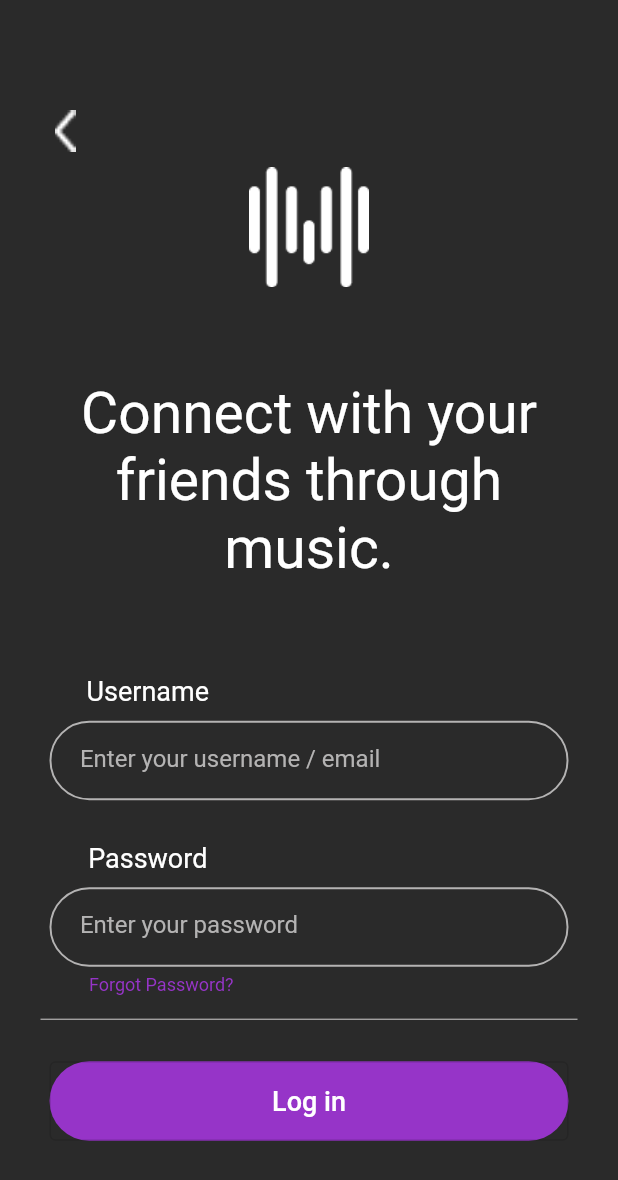
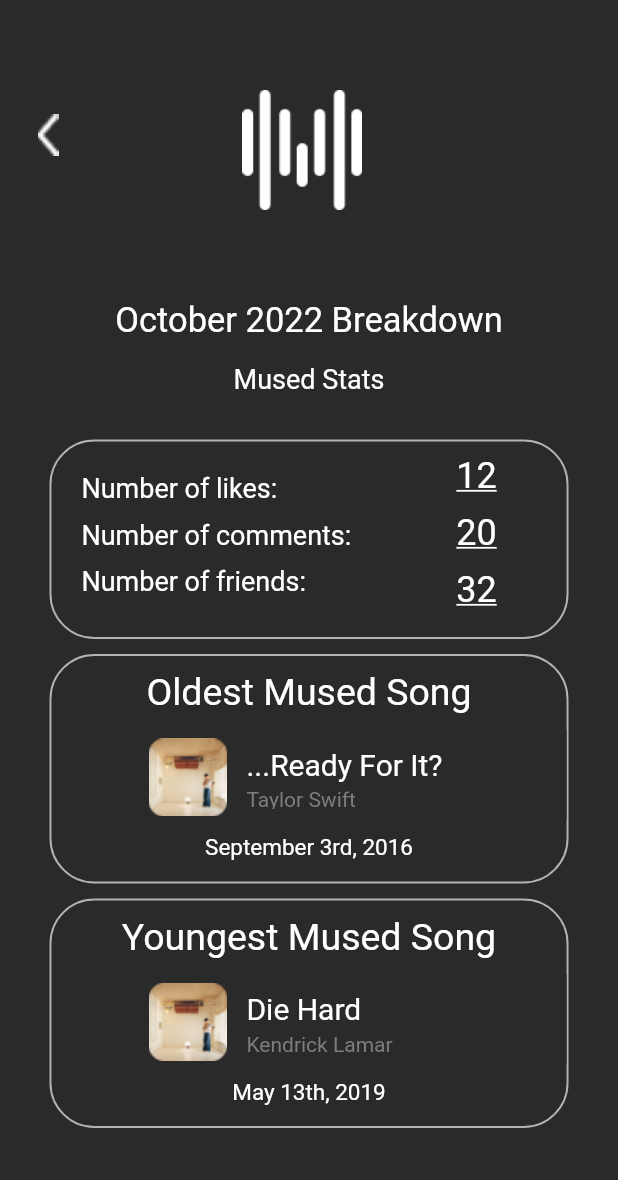
Before and after one commit to acm-projects/MyMuse, a Flutter app: the screen it shows after launch, after a tap on "Log In", on a phone screen of 412 x 824 dp. Shown: the top 1180 px of the screen. Run offline on Flutter 3.47's test engine with Material 2 defaults, Android fonts, the phone set to English and light mode, and no system bars; Roboto replaces fonts that are missing (Gotham); project files that could hold a hidden picture were left out.

Commit message:
finished the monthly breakdown. kind of lost creativity, but works for now ig. Made the directory to the monthly breakdown: main page ---> click login. to access the other pages: main page ---> click create account. that should direct you to everything else

```diff
--- a/lib/comments.dart
+++ b/lib/comments.dart
@@ -444,7 +444,7 @@ class comments extends StatelessWidget {
                                   height: 45,
                                   width: 350,
                                   child: Text(
-                                    "I don't know what t hdahi dwiha ihwd j w jod  jowt hdahi dwiha ihwd j w jod  jowt hdahi dwiha ihwd j w jod  jowt hdahi dwiha ihwd j w jod  jowt hdahi dwiha ihwd j w jod  jow ",
+                                    "I don't knjowt hdahi dwiha ihwd j w jod  jowt hdahi dwiha ihwd j w jod  jowt hdahi dwiha ihwd j w jod  jow ",
                                     textAlign: TextAlign.left,
                                     style: TextStyle(
                                       fontSize: 12.0,
@@ -538,7 +538,7 @@ class comments extends StatelessWidget {
                                   height: 45,
                                   width: 350,
                                   child: Text(
-                                    "I don't know what t hdahi dwiha ihwd j w jod  jowt hdahi dwiha ihwd j w jod  jowt hdahi dwiha ihwd j w jod  jowt hdahi dwiha ihwd j w jod  jowt hdahi dwiha ihwd j w jod  jow ",
+                                    "wd j w jod  jowt hdiha ihwd j w jod  jowt hdahi dwiha ihwd j w jod  jow ",
                                     textAlign: TextAlign.left,
                                     style: TextStyle(
                                       fontSize: 12.0,
--- a/lib/main.dart
+++ b/lib/main.dart
@@ -1,6 +1,6 @@
 import 'package:flutter/material.dart';
 import 'package:mymuse/createAccount.dart';
-import 'package:mymuse/login.dart';
+import 'package:mymuse/monthlyBreakdown.dart';
 
 void main() => runApp(const MaterialApp(
       debugShowCheckedModeBanner: false,
@@ -64,8 +64,10 @@ class Home extends StatelessWidget {
                     ),
                   ),
                   onPressed: () {
-                    Navigator.push(context,
-                        MaterialPageRoute(builder: (context) => login()));
+                    Navigator.push(
+                        context,
+                        MaterialPageRoute(
+                            builder: (context) => monthlyBreakdown()));
                   },
                 ),
               ),
--- /dev/null
+++ b/lib/monthlyBreakdown.dart
@@ -0,0 +1,394 @@
+// ignore_for_file: file_names
+
+import 'package:flutter/material.dart';
+import 'package:mymuse/main.dart';
+
+void main() => runApp(MaterialApp(
+      home: monthlyBreakdown(),
+    ));
+
+// ignore: camel_case_types, use_key_in_widget_constructors
+class monthlyBreakdown extends StatelessWidget {
+  @override
+  Widget build(BuildContext context) {
+    return Scaffold(
+        backgroundColor: const Color.fromARGB(255, 42, 42, 42),
+        body: Align(
+            alignment: Alignment.topCenter,
+            child: SingleChildScrollView(
+                child: Column(children: <Widget>[
+              SingleChildScrollView(
+                  child: Row(
+                children: [
+                  SingleChildScrollView(
+                    child: Row(children: [
+                      Padding(
+                        padding: const EdgeInsets.fromLTRB(0, 60, 80, 40),
+                        child: TextButton(
+                          onPressed: () {
+                            Navigator.push(
+                                context,
+                                MaterialPageRoute(
+                                    builder: (context) => const Home()));
+                          },
+                          child: Container(
+                            alignment: Alignment.topCenter,
+                            height: 28,
+                            width: 14,
+                            decoration: const BoxDecoration(
+                              image: DecorationImage(
+                                  image: AssetImage('assets/BackArrow.png'),
+                                  fit: BoxFit.cover),
+                            ),
+                          ),
+                        ),
+                      ),
+                      Padding(
+                        padding: const EdgeInsets.fromLTRB(0, 60, 0, 20),
+                        child: Container(
+                          height: 80,
+                          width: 115,
+                          decoration: const BoxDecoration(
+                            image: DecorationImage(
+                              image: AssetImage('assets/LogoLarge.png'),
+                            ),
+                          ),
+                        ),
+                      ),
+                    ]),
+                  ),
+                ],
+              )),
+              const SizedBox(
+                height: 40,
+              ),
+              const Text(
+                "October 2022 Breakdown",
+                textAlign: TextAlign.left,
+                style: TextStyle(
+                  fontSize: 23.0,
+                  fontFamily: 'Gotham',
+                  color: Colors.white,
+                ),
+              ),
+              const SizedBox(
+                height: 15,
+              ),
+              const Text(
+                "Mused Stats",
+                textAlign: TextAlign.left,
+                style: TextStyle(
+                  fontSize: 18.0,
+                  fontFamily: 'Gotham',
+                  color: Colors.white,
+                ),
+              ),
+              const SizedBox(
+                height: 30,
+              ),
+              Center(
+                  child: Container(
+                      width: 346.0,
+                      height: 133.0,
+                      decoration: BoxDecoration(
+                        border: Border.all(
+                            width: 1.3,
+                            color: const Color.fromARGB(255, 180, 179, 179)),
+                        borderRadius: BorderRadius.circular(30),
+                      ),
+                      child: Row(
+                        children: [
+                          Padding(
+                              padding: const EdgeInsets.fromLTRB(20, 15, 0, 0),
+                              child: Column(
+                                crossAxisAlignment: CrossAxisAlignment.start,
+                                children: const [
+                                  SizedBox(height: 6),
+                                  Text(
+                                    "Number of likes:",
+                                    textAlign: TextAlign.left,
+                                    style: TextStyle(
+                                      fontSize: 18.0,
+                                      fontFamily: 'Gotham',
+                                      color: Color.fromARGB(255, 255, 255, 255),
+                                    ),
+                                  ),
+                                  SizedBox(height: 10),
+                                  Text(
+                                    "Number of comments:",
+                                    textAlign: TextAlign.left,
+                                    style: TextStyle(
+                                      fontSize: 18.0,
+                                      fontFamily: 'Gotham',
+                                      color: Colors.white,
+                                    ),
+                                  ),
+                                  SizedBox(height: 10),
+                                  Text(
+                                    "Number of friends:",
+                                    textAlign: TextAlign.left,
+                                    style: TextStyle(
+                                      fontSize: 18.0,
+                                      fontFamily: 'Gotham',
+                                      color: Colors.white,
+                                    ),
+                                  ),
+                                ],
+                              )),
+                          Padding(
+                              padding: const EdgeInsets.fromLTRB(70, 3, 0, 5.6),
+                              child: Column(
+                                children: const [
+                                  SizedBox(height: 6),
+                                  Text(
+                                    "12",
+                                    textAlign: TextAlign.left,
+                                    style: TextStyle(
+                                        fontSize: 24.0,
+                                        fontFamily: 'Gotham',
+                                        color: Colors.white,
+                                        decoration: TextDecoration.underline),
+                                  ),
+                                  SizedBox(height: 10),
+                                  Text(
+                                    "20",
+                                    textAlign: TextAlign.left,
+                                    style: TextStyle(
+                                      fontSize: 24.0,
+                                      fontFamily: 'Gotham',
+                                      color: Colors.white,
+                                      decoration: TextDecoration.underline,
+                                    ),
+                                  ),
+                                  SizedBox(height: 10),
+                                  Text(
+                                    "32",
+                                    textAlign: TextAlign.left,
+                                    style: TextStyle(
+                                      fontSize: 24.0,
+                                      fontFamily: 'Gotham',
+                                      color: Colors.white,
+                                      decoration: TextDecoration.underline,
+                                    ),
+                                  ),
+                                ],
+                              ))
+                        ],
+                      ))),
+              const SizedBox(
+                height: 10,
+              ),
+              Center(
+                  child: Container(
+                width: 346.0,
+                height: 153.0,
+                decoration: BoxDecoration(
+                  border: Border.all(
+                      width: 1.3,
+                      color: const Color.fromARGB(255, 180, 179, 179)),
+                  borderRadius: BorderRadius.circular(30),
+                ),
+                child: Column(
+                  children: [
+                    Padding(
+                      padding: const EdgeInsets.fromLTRB(0, 10, 0, 10),
+                      child: Column(
+                          crossAxisAlignment: CrossAxisAlignment.start,
+                          children: const [
+                            Text(
+                              "Oldest Mused Song",
+                              textAlign: TextAlign.left,
+                              style: TextStyle(
+                                fontSize: 25.0,
+                                fontFamily: 'Gotham',
+                                color: Color.fromARGB(255, 255, 255, 255),
+                              ),
+                            ),
+                          ]),
+                    ),
+                    Container(
+                        color: const Color.fromARGB(255, 42, 42, 42),
+                        margin: const EdgeInsets.fromLTRB(65, 0, 0, 0),
+                        child: InkWell(
+                          borderRadius: BorderRadius.circular(30),
+                          splashColor: const Color.fromARGB(255, 42, 42, 42),
+                          child: Container(
+                            width: 346,
+                            height: 60,
+                            decoration: const BoxDecoration(
+                              image: DecorationImage(
+                                alignment: Alignment(-1, 0.5),
+                                image: AssetImage('assets/FakeAlbum.png'),
+                              ),
+                            ),
+                            child: Column(children: const [
+                              Padding(
+                                  padding: EdgeInsets.fromLTRB(65, 12, 0, 0),
+                                  child: SizedBox(
+                                    height: 25,
+                                    width: 300,
+                                    child: Text(
+                                      "...Ready For It?",
+                                      textAlign: TextAlign.left,
+                                      style: TextStyle(
+                                        fontSize: 20.0,
+                                        fontFamily: 'Gotham',
+                                        color: Colors.white,
+                                      ),
+                                    ),
+                                  )),
+                              Padding(
+                                padding: EdgeInsets.fromLTRB(65, 2, 0, 1),
+                                child: SizedBox(
+                                    height: 14,
+                                    width: 300,
+                                    child: Text(
+                                      "Taylor Swift",
+                                      textAlign: TextAlign.left,
+                                      style: TextStyle(
+                                        fontSize: 14.0,
+                                        fontFamily: 'Gotham',
+                                        color:
+                                            Color.fromARGB(255, 125, 125, 125),
+                                      ),
+                                    )),
+                              ),
+                            ]),
+                          ),
+                          onTap: () {
+                            /*Navigator.push(
+                                  context,
+                                  MaterialPageRoute(
+                                      builder: (context) => personalProfile()));*/
+                          },
+                        )),
+                    Padding(
+                      padding: const EdgeInsets.fromLTRB(0, 0, 0, 0),
+                      child: Column(
+                          crossAxisAlignment: CrossAxisAlignment.start,
+                          children: const [
+                            SizedBox(height: 10),
+                            Text(
+                              "September 3rd, 2016",
+                              textAlign: TextAlign.left,
+                              style: TextStyle(
+                                fontSize: 15.0,
+                                fontFamily: 'Gotham',
+                                color: Color.fromARGB(255, 255, 255, 255),
+                              ),
+                            ),
+                          ]),
+                    ),
+                  ],
+                ),
+              )),
+              const SizedBox(
+                height: 10,
+              ),
+              Center(
+                  child: Container(
+                width: 346.0,
+                height: 153.0,
+                decoration: BoxDecoration(
+                  border: Border.all(
+                      width: 1.3,
+                      color: const Color.fromARGB(255, 180, 179, 179)),
+                  borderRadius: BorderRadius.circular(30),
+                ),
+                child: Column(
+                  children: [
+                    Padding(
+                      padding: const EdgeInsets.fromLTRB(0, 10, 0, 10),
+                      child: Column(
+                          crossAxisAlignment: CrossAxisAlignment.start,
+                          children: const [
+                            Text(
+                              "Youngest Mused Song",
+                              textAlign: TextAlign.left,
+                              style: TextStyle(
+                                fontSize: 25.0,
+                                fontFamily: 'Gotham',
+                                color: Color.fromARGB(255, 255, 255, 255),
+                              ),
+                            ),
+                          ]),
+                    ),
+                    Container(
+                        color: const Color.fromARGB(255, 42, 42, 42),
+                        margin: const EdgeInsets.fromLTRB(65, 0, 0, 0),
+                        child: InkWell(
+                          borderRadius: BorderRadius.circular(30),
+                          splashColor: const Color.fromARGB(255, 42, 42, 42),
+                          child: Container(
+                            width: 346,
+                            height: 60,
+                            decoration: const BoxDecoration(
+                              image: DecorationImage(
+                                alignment: Alignment(-1, 0.5),
+                                image: AssetImage('assets/FakeAlbum.png'),
+                              ),
+                            ),
+                            child: Column(children: const [
+                              Padding(
+                                  padding: EdgeInsets.fromLTRB(65, 12, 0, 0),
+                                  child: SizedBox(
+                                    height: 25,
+                                    width: 300,
+                                    child: Text(
+                                      "Die Hard",
+                                      textAlign: TextAlign.left,
+                                      style: TextStyle(
+                                        fontSize: 20.0,
+                                        fontFamily: 'Gotham',
+                                        color: Colors.white,
+                                      ),
+                                    ),
+                                  )),
+                              Padding(
+                                padding: EdgeInsets.fromLTRB(65, 2, 0, 1),
+                                child: SizedBox(
+                                    height: 14,
+                                    width: 300,
+                                    child: Text(
+                                      "Kendrick Lamar",
+                                      textAlign: TextAlign.left,
+                                      style: TextStyle(
+                                        fontSize: 14.0,
+                                        fontFamily: 'Gotham',
+                                        color:
+                                            Color.fromARGB(255, 125, 125, 125),
+                                      ),
+                                    )),
+                              ),
+                            ]),
+                          ),
+                          onTap: () {
+                            /*Navigator.push(
+                                  context,
+                                  MaterialPageRoute(
+                                      builder: (context) => personalProfile()));*/
+                          },
+                        )),
+                    Padding(
+                      padding: const EdgeInsets.fromLTRB(0, 0, 0, 0),
+                      child: Column(
+                          crossAxisAlignment: CrossAxisAlignment.start,
+                          children: const [
+                            SizedBox(height: 10),
+                            Text(
+                              "May 13th, 2019",
+                              textAlign: TextAlign.left,
+                              style: TextStyle(
+                                fontSize: 15.0,
+                                fontFamily: 'Gotham',
+                                color: Color.fromARGB(255, 255, 255, 255),
+                              ),
+                            ),
+                          ]),
+                    ),
+                  ],
+                ),
+              )),
+            ]))));
+  }
+}
--- a/pubspec.yaml
+++ b/pubspec.yaml
@@ -68,6 +68,7 @@ flutter:
     - assets/FakeAlbum.png
     - assets/FakeProfileSmall.png
     - assets/FakeProfileLarge.png
+    - assets/FakeAlbum2.png
     - assets/FakePersonalProfileSmall.png
     - assets/Taylor.png
     - assets/Heart.png
```
Also changed, not shown: assets/FakeAlbum2.png (added).
